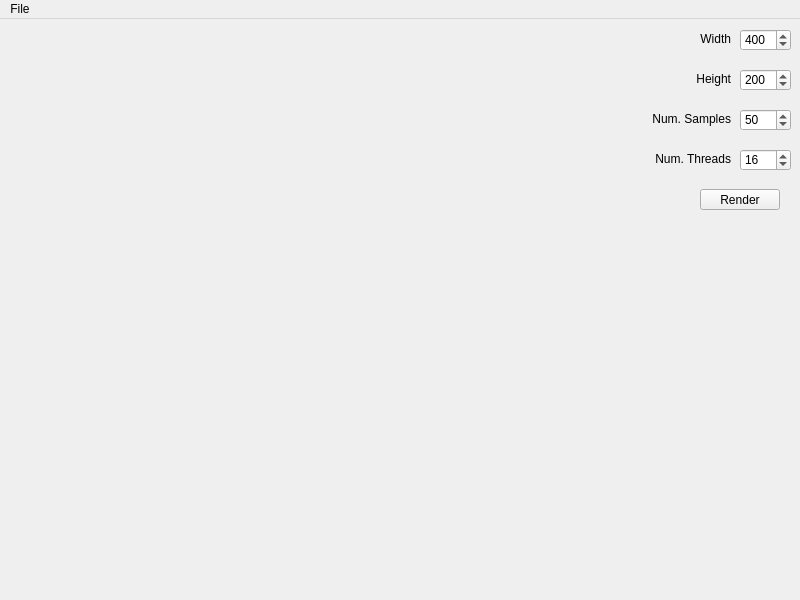
This is src/view/MainWindow.ui in Yordrar/thesis-raytracer as Qt 5 draws it before an edit. The edited form follows.
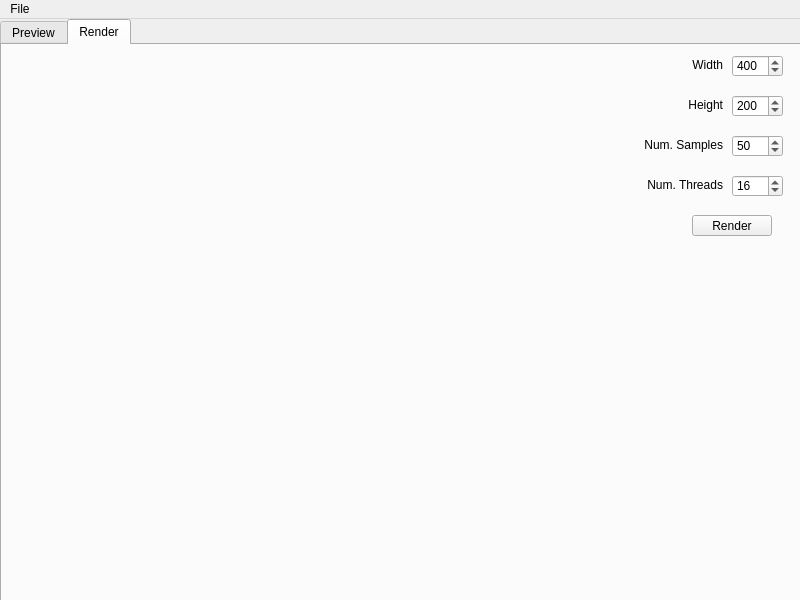
This is the edited form. The open tabs and pages were chosen to show the change.

```diff
--- a/src/view/MainWindow.ui
+++ b/src/view/MainWindow.ui
@@ -32,92 +32,106 @@
    <string>TFG</string>
   </property>
   <widget class="QWidget" name="centralwidget">
-   <widget class="QSpinBox" name="width">
+   <widget class="QTabWidget" name="tabWidget">
     <property name="geometry">
      <rect>
-      <x>740</x>
-      <y>10</y>
-      <width>51</width>
-      <height>22</height>
+      <x>0</x>
+      <y>0</y>
+      <width>801</width>
+      <height>591</height>
      </rect>
     </property>
-    <property name="minimum">
-     <number>100</number>
+    <property name="currentIndex">
+     <number>0</number>
     </property>
-    <property name="maximum">
-     <number>600</number>
-    </property>
-    <property name="singleStep">
-     <number>100</number>
-    </property>
-    <property name="value">
-     <number>400</number>
-    </property>
-   </widget>
-   <widget class="QSpinBox" name="height">
+    <widget class="QWidget" name="preview_tab">
+     <attribute name="title">
+      <string>Preview</string>
+     </attribute>
+     <widget class="QWidget" name="verticalLayoutWidget">
+      <property name="geometry">
+       <rect>
+        <x>0</x>
+        <y>0</y>
+        <width>561</width>
+        <height>541</height>
+       </rect>
+      </property>
+      <layout class="QVBoxLayout" name="preview_layout"/>
+     </widget>
+     <widget class="QWidget" name="verticalLayoutWidget_2">
     <property name="geometry">
      <rect>
-      <x>740</x>
-      <y>50</y>
-      <width>51</width>
-      <height>22</height>
-     </rect>
-    </property>
-    <property name="minimum">
-     <number>100</number>
-    </property>
-    <property name="maximum">
-     <number>600</number>
-    </property>
-    <property name="singleStep">
-     <number>100</number>
-    </property>
-    <property name="value">
-     <number>200</number>
-    </property>
-   </widget>
-   <widget class="QSpinBox" name="samples">
+        <x>560</x>
+        <y>0</y>
+        <width>231</width>
+        <height>541</height>
+       </rect>
+      </property>
+      <layout class="QVBoxLayout" name="scroll_layout">
+       <item>
+        <widget class="QScrollArea" name="preview_scroll">
+         <property name="widgetResizable">
+          <bool>true</bool>
+         </property>
+         <widget class="QWidget" name="scrollAreaWidgetContents">
     <property name="geometry">
      <rect>
-      <x>740</x>
-      <y>90</y>
-      <width>51</width>
-      <height>22</height>
-     </rect>
-    </property>
-    <property name="minimum">
-     <number>1</number>
-    </property>
-    <property name="maximum">
-     <number>1000</number>
-    </property>
-    <property name="singleStep">
-     <number>10</number>
-    </property>
-    <property name="value">
-     <number>50</number>
-    </property>
-   </widget>
-   <widget class="QLabel" name="width_label">
+            <x>0</x>
+            <y>0</y>
+            <width>227</width>
+            <height>537</height>
+           </rect>
+          </property>
+         </widget>
+        </widget>
+       </item>
+      </layout>
+     </widget>
+    </widget>
+    <widget class="QWidget" name="render_tab">
+     <attribute name="title">
+      <string>Render</string>
+     </attribute>
+     <widget class="QPushButton" name="render_button">
     <property name="geometry">
      <rect>
       <x>690</x>
-      <y>10</y>
-      <width>41</width>
-      <height>20</height>
+        <y>170</y>
+        <width>80</width>
+        <height>21</height>
      </rect>
     </property>
     <property name="text">
-     <string>Width</string>
-    </property>
-    <property name="alignment">
-     <set>Qt::AlignRight|Qt::AlignTrailing|Qt::AlignVCenter</set>
+       <string>Render</string>
+      </property>
+     </widget>
+     <widget class="QSpinBox" name="threads">
+      <property name="geometry">
+       <rect>
+        <x>730</x>
+        <y>130</y>
+        <width>51</width>
+        <height>22</height>
+       </rect>
+      </property>
+      <property name="minimum">
+       <number>1</number>
+      </property>
+      <property name="maximum">
+       <number>32</number>
+      </property>
+      <property name="singleStep">
+       <number>1</number>
+      </property>
+      <property name="value">
+       <number>16</number>
     </property>
    </widget>
    <widget class="QLabel" name="height_label">
     <property name="geometry">
      <rect>
-      <x>680</x>
+        <x>670</x>
       <y>50</y>
       <width>51</width>
       <height>20</height>
@@ -130,10 +144,48 @@
      <set>Qt::AlignRight|Qt::AlignTrailing|Qt::AlignVCenter</set>
     </property>
    </widget>
+     <widget class="QLabel" name="width_label">
+      <property name="geometry">
+       <rect>
+        <x>680</x>
+        <y>10</y>
+        <width>41</width>
+        <height>20</height>
+       </rect>
+      </property>
+      <property name="text">
+       <string>Width</string>
+      </property>
+      <property name="alignment">
+       <set>Qt::AlignRight|Qt::AlignTrailing|Qt::AlignVCenter</set>
+      </property>
+     </widget>
+     <widget class="QSpinBox" name="height">
+      <property name="geometry">
+       <rect>
+        <x>730</x>
+        <y>50</y>
+        <width>51</width>
+        <height>22</height>
+       </rect>
+      </property>
+      <property name="minimum">
+       <number>100</number>
+      </property>
+      <property name="maximum">
+       <number>600</number>
+      </property>
+      <property name="singleStep">
+       <number>100</number>
+      </property>
+      <property name="value">
+       <number>200</number>
+      </property>
+     </widget>
    <widget class="QLabel" name="samples_label">
     <property name="geometry">
      <rect>
-      <x>630</x>
+        <x>620</x>
       <y>90</y>
       <width>101</width>
       <height>20</height>
@@ -146,23 +198,54 @@
      <set>Qt::AlignRight|Qt::AlignTrailing|Qt::AlignVCenter</set>
     </property>
    </widget>
-   <widget class="QPushButton" name="render_button">
+     <widget class="QSpinBox" name="width">
     <property name="geometry">
      <rect>
-      <x>700</x>
-      <y>170</y>
-      <width>80</width>
-      <height>21</height>
-     </rect>
-    </property>
-    <property name="text">
-     <string>Render</string>
+        <x>730</x>
+        <y>10</y>
+        <width>51</width>
+        <height>22</height>
+       </rect>
+      </property>
+      <property name="minimum">
+       <number>100</number>
+      </property>
+      <property name="maximum">
+       <number>600</number>
+      </property>
+      <property name="singleStep">
+       <number>100</number>
+      </property>
+      <property name="value">
+       <number>400</number>
+      </property>
+     </widget>
+     <widget class="QSpinBox" name="samples">
+      <property name="geometry">
+       <rect>
+        <x>730</x>
+        <y>90</y>
+        <width>51</width>
+        <height>22</height>
+       </rect>
+      </property>
+      <property name="minimum">
+       <number>1</number>
+      </property>
+      <property name="maximum">
+       <number>1000</number>
+      </property>
+      <property name="singleStep">
+       <number>10</number>
+      </property>
+      <property name="value">
+       <number>50</number>
     </property>
    </widget>
    <widget class="QLabel" name="threads_label">
     <property name="geometry">
      <rect>
-      <x>640</x>
+        <x>630</x>
       <y>130</y>
       <width>91</width>
       <height>20</height>
@@ -175,27 +258,7 @@
      <set>Qt::AlignRight|Qt::AlignTrailing|Qt::AlignVCenter</set>
     </property>
    </widget>
-   <widget class="QSpinBox" name="threads">
-    <property name="geometry">
-     <rect>
-      <x>740</x>
-      <y>130</y>
-      <width>51</width>
-      <height>22</height>
-     </rect>
-    </property>
-    <property name="minimum">
-     <number>1</number>
-    </property>
-    <property name="maximum">
-     <number>32</number>
-    </property>
-    <property name="singleStep">
-     <number>1</number>
-    </property>
-    <property name="value">
-     <number>16</number>
-    </property>
+    </widget>
    </widget>
   </widget>
   <widget class="QMenuBar" name="menubar">
```
Left out of the diff: 13 changed lines with no effect on the pictures. Lines whose indentation alone changed are shown as unchanged.
